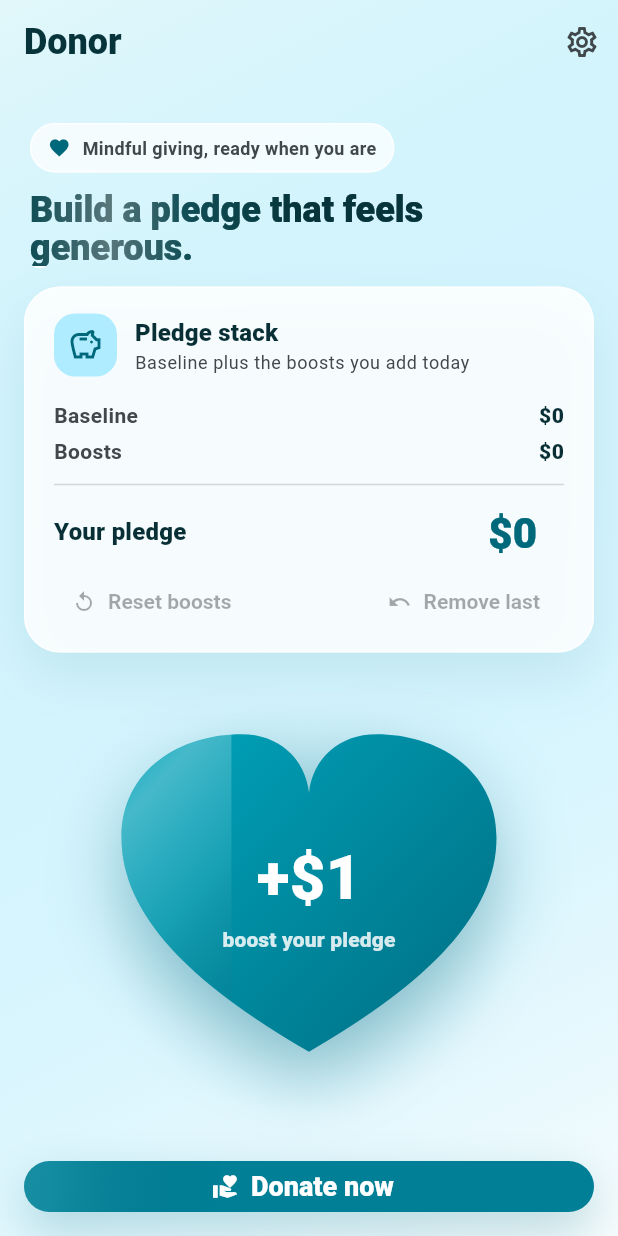
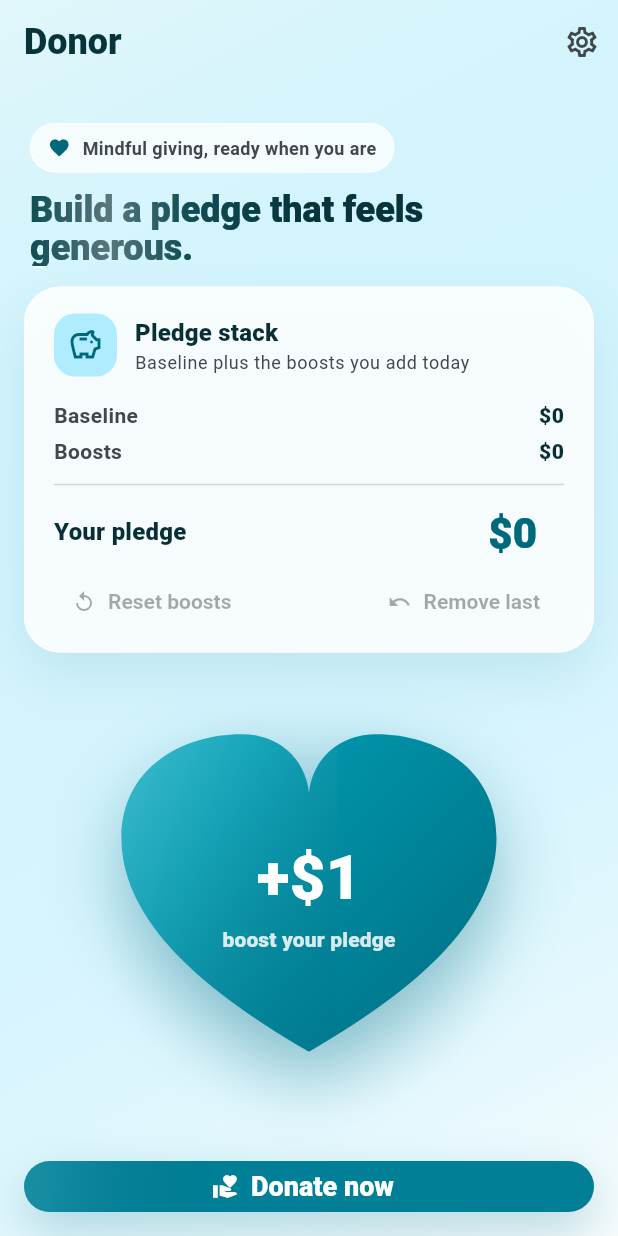
Before and after one commit to Ezcoo/ea-donor-app, a Flutter app: the first screen one second after launch, on a phone screen of 412 x 824 dp. Run offline on Flutter 3.47's test engine with Material 3 defaults, Android fonts, the phone set to English and light mode, and no system bars; our stand-ins replace audioplayers, flutter_local_notifications, shared_preferences.

Commit message:
Fix graphical glitch in sweep animation of the pledge boost button

```diff
--- a/lib/src/ui/home/home_screen.dart
+++ b/lib/src/ui/home/home_screen.dart
@@ -797,11 +797,22 @@ class _BoostButtonState extends State<_BoostButton>
                         child: IgnorePointer(
                           child: ClipPath(
                             clipper: const _HeartClipper(),
-                            child: FractionalTranslation(
-                              translation: Offset(
-                                -1.25 + sweepProgress * 2.5,
-                                0,
-                              ),
+                            child: LayoutBuilder(
+                              builder: (context, constraints) {
+                                final sweepWidth = constraints.maxWidth * 1.65;
+                                final left =
+                                    -sweepWidth +
+                                    sweepProgress *
+                                        (constraints.maxWidth + sweepWidth);
+
+                                return Stack(
+                                  clipBehavior: Clip.none,
+                                  children: [
+                                    Positioned(
+                                      top: 0,
+                                      bottom: 0,
+                                      left: left,
+                                      width: sweepWidth,
                                       child: Opacity(
                                         opacity: sweepStrength,
                                         child: DecoratedBox(
@@ -813,19 +824,30 @@ class _BoostButtonState extends State<_BoostButton>
                                                 Colors.transparent,
                                                 const Color(
                                                   0xFF42C5D6,
-                                        ).withValues(alpha: 0.12),
-                                        Colors.white.withValues(alpha: 0.44),
+                                                ).withValues(alpha: 0.10),
+                                                Colors.white.withValues(
+                                                  alpha: 0.40,
+                                                ),
                                                 const Color(
                                                   0xFFBFF8FF,
-                                        ).withValues(alpha: 0.20),
+                                                ).withValues(alpha: 0.18),
                                                 Colors.transparent,
                                               ],
-                                      stops: const [0, 0.30, 0.50, 0.70, 1],
+                                              stops: const [
+                                                0,
+                                                0.32,
+                                                0.50,
+                                                0.68,
+                                                1,
+                                              ],
                                             ),
                                           ),
-                                  child: const SizedBox.expand(),
                                         ),
                                       ),
+                                    ),
+                                  ],
+                                );
+                              },
                             ),
                           ),
                         ),
```
Lines whose indentation alone changed are shown as unchanged.
